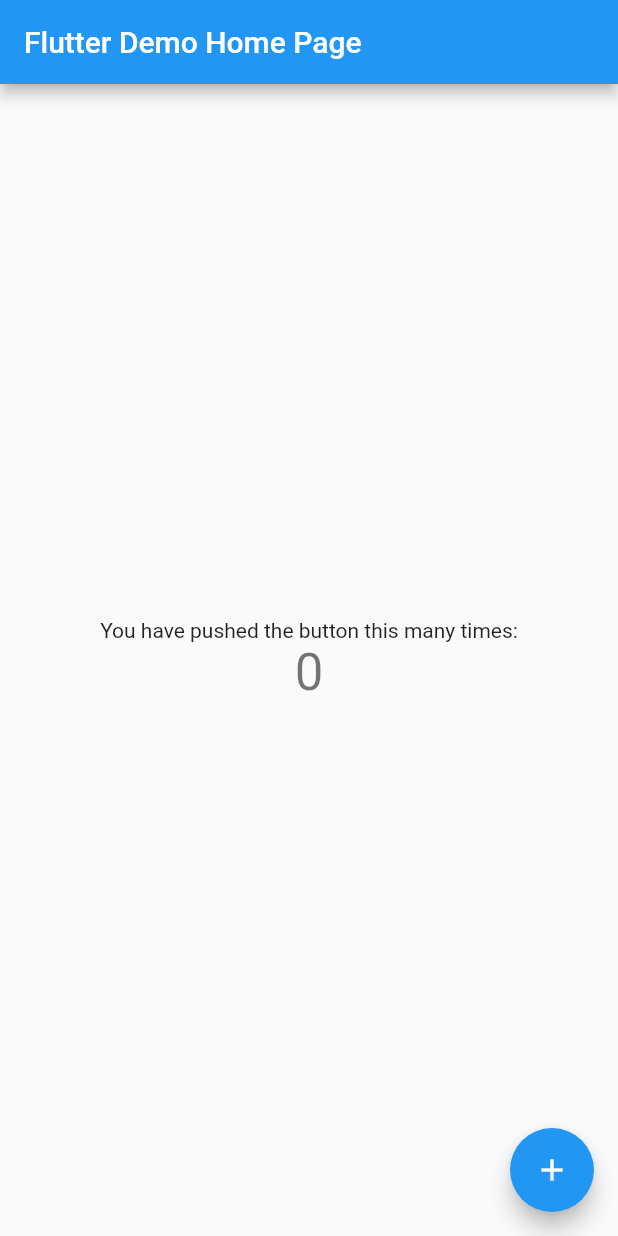
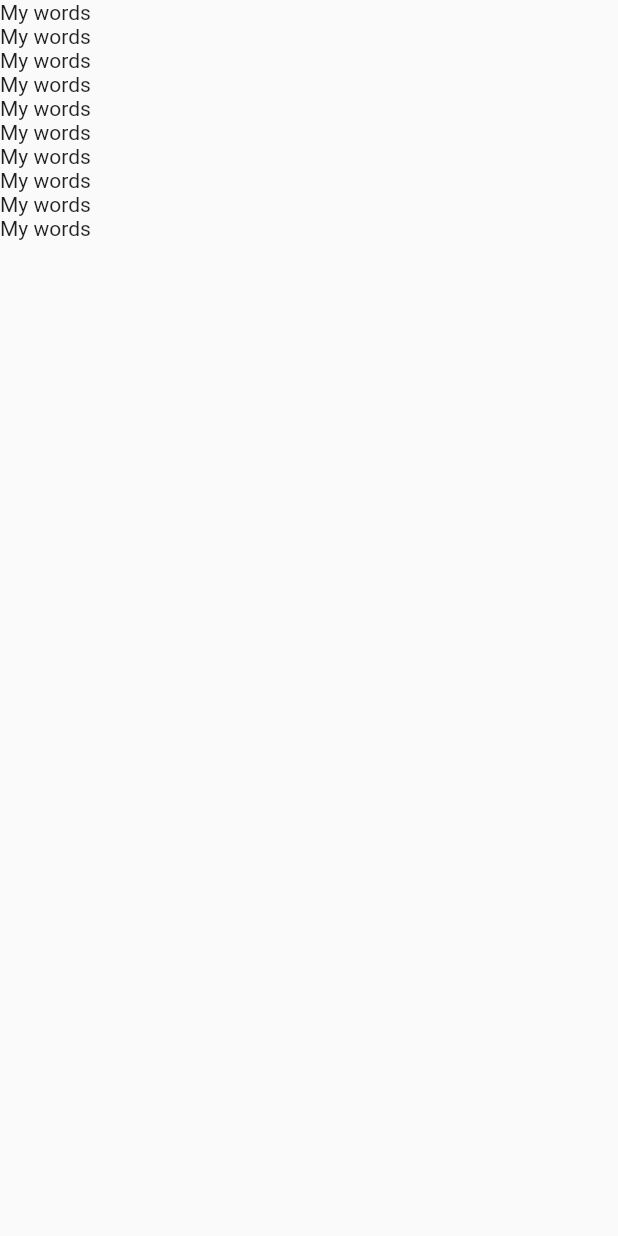
Before and after one commit to hieu-dd/ChatAppWithFirebase, a Flutter app: the screen it shows after launch, on a phone screen of 412 x 824 dp. Run offline on Flutter 3.47's test engine with Material 2 defaults, Android fonts, the phone set to English and light mode, and no system bars.

```diff
--- a/lib/main.dart
+++ b/lib/main.dart
@@ -1,3 +1,4 @@
+import 'package:chat_app/screens/chat_screen.dart';
 import 'package:flutter/material.dart';
 
 void main() {
@@ -11,105 +12,8 @@ class MyApp extends StatelessWidget {
   @override
   Widget build(BuildContext context) {
     return MaterialApp(
-      title: 'Flutter Demo',
-      theme: ThemeData(
-        // This is the theme of your application.
-        //
-        // Try running your application with "flutter run". You'll see the
-        // application has a blue toolbar. Then, without quitting the app, try
-        // changing the primarySwatch below to Colors.green and then invoke
-        // "hot reload" (press "r" in the console where you ran "flutter run",
-        // or simply save your changes to "hot reload" in a Flutter IDE).
-        // Notice that the counter didn't reset back to zero; the application
-        // is not restarted.
-        primarySwatch: Colors.blue,
-      ),
-      home: const MyHomePage(title: 'Flutter Demo Home Page'),
+      title: 'Chat app',
+      home: ChatScreen(),
     );
   }
 }
-
-class MyHomePage extends StatefulWidget {
-  const MyHomePage({Key? key, required this.title}) : super(key: key);
-
-  // This widget is the home page of your application. It is stateful, meaning
-  // that it has a State object (defined below) that contains fields that affect
-  // how it looks.
-
-  // This class is the configuration for the state. It holds the values (in this
-  // case the title) provided by the parent (in this case the App widget) and
-  // used by the build method of the State. Fields in a Widget subclass are
-  // always marked "final".
-
-  final String title;
-
-  @override
-  State<MyHomePage> createState() => _MyHomePageState();
-}
-
-class _MyHomePageState extends State<MyHomePage> {
-  int _counter = 0;
-
-  void _incrementCounter() {
-    setState(() {
-      // This call to setState tells the Flutter framework that something has
-      // changed in this State, which causes it to rerun the build method below
-      // so that the display can reflect the updated values. If we changed
-      // _counter without calling setState(), then the build method would not be
-      // called again, and so nothing would appear to happen.
-      _counter++;
-    });
-  }
-
-  @override
-  Widget build(BuildContext context) {
-    // This method is rerun every time setState is called, for instance as done
-    // by the _incrementCounter method above.
-    //
-    // The Flutter framework has been optimized to make rerunning build methods
-    // fast, so that you can just rebuild anything that needs updating rather
-    // than having to individually change instances of widgets.
-    return Scaffold(
-      appBar: AppBar(
-        // Here we take the value from the MyHomePage object that was created by
-        // the App.build method, and use it to set our appbar title.
-        title: Text(widget.title),
-      ),
-      body: Center(
-        // Center is a layout widget. It takes a single child and positions it
-        // in the middle of the parent.
-        child: Column(
-          // Column is also a layout widget. It takes a list of children and
-          // arranges them vertically. By default, it sizes itself to fit its
-          // children horizontally, and tries to be as tall as its parent.
-          //
-          // Invoke "debug painting" (press "p" in the console, choose the
-          // "Toggle Debug Paint" action from the Flutter Inspector in Android
-          // Studio, or the "Toggle Debug Paint" command in Visual Studio Code)
-          // to see the wireframe for each widget.
-          //
-          // Column has various properties to control how it sizes itself and
-          // how it positions its children. Here we use mainAxisAlignment to
-          // center the children vertically; the main axis here is the vertical
-          // axis because Columns are vertical (the cross axis would be
-          // horizontal).
-          mainAxisAlignment: MainAxisAlignment.center,
-          children: <Widget>[
-            const Text(
-              'You have pushed the button this many times:',
-            ),
-            Text(
-              '$_counter',
-              style: Theme.of(context).textTheme.headline4,
-            ),
-          ],
-        ),
-      ),
-      floatingActionButton: FloatingActionButton(
-        onPressed: _incrementCounter,
-        tooltip: 'Increment',
-        child: const Icon(Icons.add),
-      ), // This trailing comma makes auto-formatting nicer for build methods.
-    );
-  }
-}
--- /dev/null
+++ b/lib/screens/chat_screen.dart
@@ -0,0 +1,18 @@
+import 'package:flutter/material.dart';
+
+class ChatScreen extends StatelessWidget {
+  static const routeName = "/chat-screen";
+  const ChatScreen({Key? key}) : super(key: key);
+
+  @override
+  Widget build(BuildContext context) {
+    return Scaffold(
+      body: ListView.builder(
+        itemBuilder: (ctx, index) {
+          return Text("My words");
+        },
+        itemCount: 10,
+      ),
+    );
+  }
+}
--- a/pubspec.yaml
+++ b/pubspec.yaml
@@ -38,6 +38,7 @@ dependencies:
 dev_dependencies:
   flutter_test:
     sdk: flutter
+  cloud_firestore: ^0.13.5
 
   # The "flutter_lints" package below contains a set of recommended lints to
   # encourage good coding practices. The lint set provided by the package is
```
Also changed, not shown: pubspec.lock, 6 other files.
